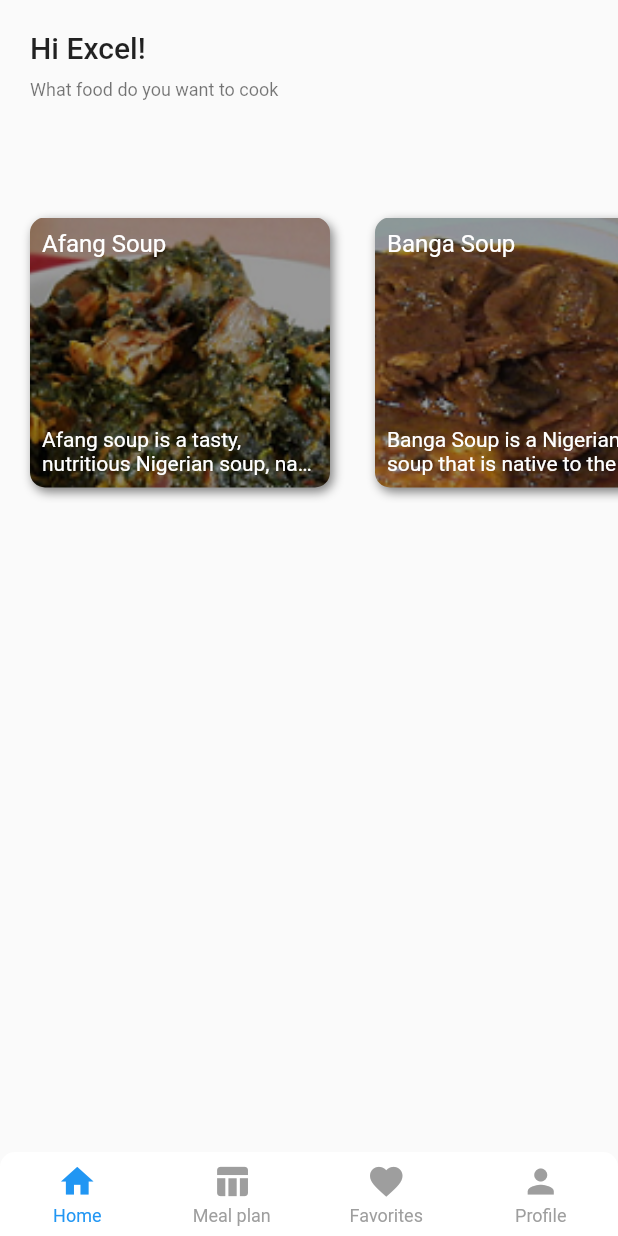
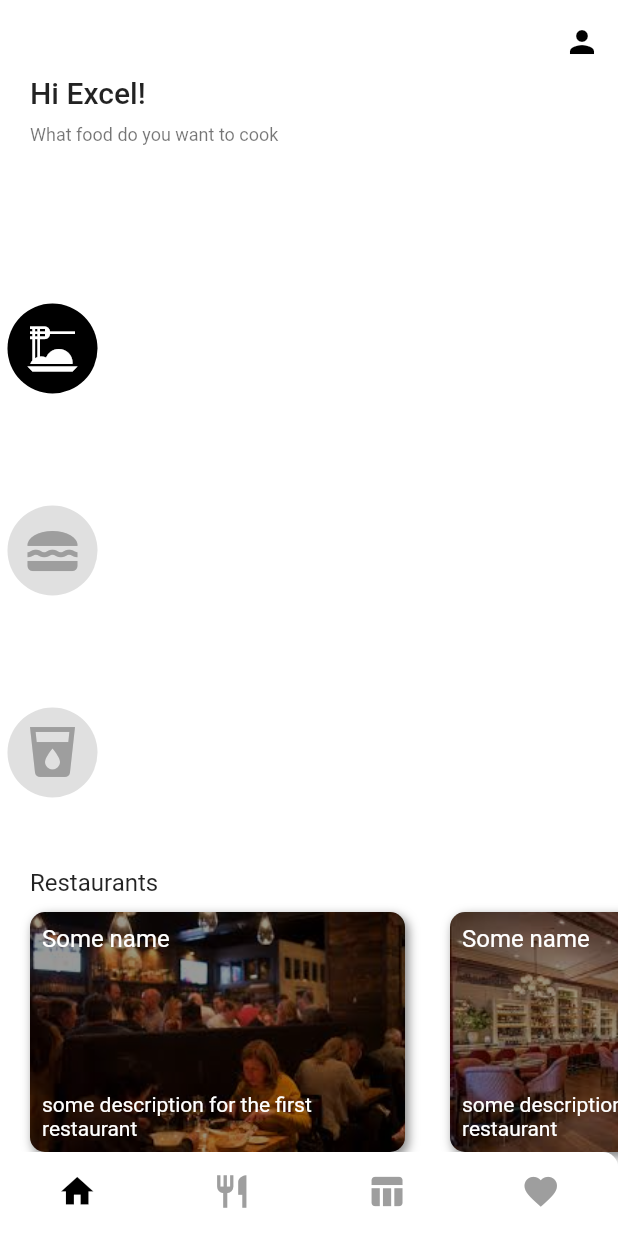
Before and after one commit to AnthonyAniobi/Nigerian_Cuisine, a Flutter app: the MainScreen screen opened directly, on a phone screen of 412 x 824 dp. Run offline on Flutter 3.47's test engine with Material 2 defaults, Android fonts, the phone set to English and light mode, and no system bars; drawn by our look-alikes of persistent_bottom_nav_bar.

Commit message:
ui design
- built intro screen
- build homepage with food menus

```diff
--- a/lib/main.dart
+++ b/lib/main.dart
@@ -1,5 +1,5 @@
 import 'package:flutter/material.dart';
-import 'package:nigerian_cuisine/screens/main_screen/main_screen.dart';
+import 'package:nigerian_cuisine/screens/intro_screen/intro_screen.dart';
 
 void main() {
   runApp(const MyApp());
@@ -15,7 +15,7 @@ class MyApp extends StatelessWidget {
       theme: ThemeData(
         primarySwatch: Colors.blue,
       ),
-      home: MainScreen(),
+      home: const IntroScreen(),
     );
   }
 }
--- /dev/null
+++ b/lib/models/new_images.dart
@@ -0,0 +1,8 @@
+class NewImages {
+  static List<String> restaurants = [
+    'assets/restaurants/restaurant1.jpeg',
+    'assets/restaurants/restaurant2.jpeg',
+    'assets/restaurants/restaurant3.jpeg',
+    'assets/restaurants/restaurant4.jpeg',
+  ];
+}
--- /dev/null
+++ b/lib/resources/restaurant_list.dart
@@ -0,0 +1,20 @@
+import 'package:nigerian_cuisine/models/new_images.dart';
+
+class Restaurants {
+  final String name;
+  final String imageid;
+  final String description;
+
+  Restaurants(this.name, this.imageid, this.description);
+
+  static List<Restaurants> list = [
+    Restaurants('Some name', NewImages.restaurants[0],
+        'some description for the first restaurant'),
+    Restaurants('Some name', NewImages.restaurants[1],
+        'some description for the first restaurant'),
+    Restaurants('Some name', NewImages.restaurants[2],
+        'some description for the first restaurant'),
+    Restaurants('Some name', NewImages.restaurants[3],
+        'some description for the first restaurant'),
+  ];
+}
--- a/lib/screens/homepage/homepage.dart
+++ b/lib/screens/homepage/homepage.dart
@@ -1,17 +1,19 @@
 import 'package:flutter/material.dart';
-import 'package:nigerian_cuisine/resources/food_list.dart';
+import 'package:nigerian_cuisine/resources/restaurant_list.dart';
+import 'package:nigerian_cuisine/screens/homepage/widgets/foodTypeSelector.dart';
+import 'package:nigerian_cuisine/screens/homepage/widgets/restaurantCard.dart';
 
 class Homepage extends StatelessWidget {
-  const Homepage({Key? key}) : super(key: key);
+  Homepage({Key? key}) : super(key: key);
+
+  final TextEditingController searchController = TextEditingController();
 
   @override
   Widget build(BuildContext context) {
-    return Scaffold(
-      body: SafeArea(
-        child: Column(
+    return Column(
       crossAxisAlignment: CrossAxisAlignment.start,
       children: [
-            const SizedBox(height: 20),
+        const SizedBox(height: 50),
         Padding(
           padding: const EdgeInsets.symmetric(horizontal: 20),
           child: Text(
@@ -35,74 +37,26 @@ class Homepage extends StatelessWidget {
           ),
         ),
         const SizedBox(height: 10),
+        const FoodTypeSelector(),
+        const SizedBox(height: 10),
+        Padding(
+          padding: const EdgeInsets.symmetric(horizontal: 20),
+          child: Text(
+            'Restaurants',
+            style: Theme.of(context).textTheme.titleMedium,
+          ),
+        ),
         SizedBox(
-              height: 200,
+          height: 180,
           child: ListView.builder(
-                itemCount: FoodList.list.length,
+            itemCount: Restaurants.list.length,
             scrollDirection: Axis.horizontal,
-                itemBuilder: (context, index) => FoodCard(
-                  food: FoodList.list[index],
+            itemBuilder: (context, index) => RestaurantCard(
+              restaurant: Restaurants.list[index],
             ),
           ),
         ),
       ],
-        ),
-      ),
     );
   }
 }
-
-class FoodCard extends StatelessWidget {
-  final FoodList food;
-  const FoodCard({
-    Key? key,
-    required this.food,
-  }) : super(key: key);
-
-  @override
-  Widget build(BuildContext context) {
-    return Container(
-      height: 200,
-      width: 200,
-      margin: const EdgeInsets.fromLTRB(20, 10, 10, 10),
-      decoration: BoxDecoration(
-          borderRadius: BorderRadius.circular(10),
-          boxShadow: [
-            BoxShadow(
-                blurRadius: 5,
-                color: Colors.black.withOpacity(0.5),
-                offset: const Offset(2, 3))
-          ],
-          image: DecorationImage(
-              fit: BoxFit.cover,
-              colorFilter: ColorFilter.mode(
-                  Colors.black.withOpacity(0.4), BlendMode.darken),
-              image: AssetImage(food.imageId))),
-      child: Padding(
-        padding: const EdgeInsets.all(8.0),
-        child: Column(
-          crossAxisAlignment: CrossAxisAlignment.start,
-          children: [
-            Text(
-              food.name,
-              style: Theme.of(context)
-                  .textTheme
-                  .titleMedium!
-                  .copyWith(color: Colors.white),
-            ),
-            const Spacer(),
-            Text(
-              overflow: TextOverflow.ellipsis,
-              maxLines: 2,
-              food.description,
-              style: Theme.of(context)
-                  .textTheme
-                  .bodyMedium!
-                  .copyWith(color: Colors.white),
-            ),
-          ],
-        ),
-      ),
-    );
-  }
-}
--- /dev/null
+++ b/lib/screens/homepage/widgets/foodTypeSelector.dart
@@ -0,0 +1,79 @@
+import 'package:flutter/material.dart';
+
+class FoodTypeSelector extends StatefulWidget {
+  const FoodTypeSelector({
+    Key? key,
+  }) : super(key: key);
+
+  @override
+  State<FoodTypeSelector> createState() => _FoodTypeSelectorState();
+}
+
+class _FoodTypeSelectorState extends State<FoodTypeSelector> {
+  _Types _selectedType = _Types.food;
+
+  @override
+  Widget build(BuildContext context) {
+    return Expanded(
+      child: SizedBox(
+        child: Row(
+          children: [
+            SizedBox(
+              width: 70,
+              child: Column(
+                  mainAxisAlignment: MainAxisAlignment.spaceAround,
+                  children: [
+                    _foodTypeButton(_Types.food, Icons.dinner_dining),
+                    _foodTypeButton(_Types.snack, Icons.lunch_dining),
+                    _foodTypeButton(_Types.drink, Icons.local_drink),
+                  ]),
+            ),
+            // Expanded(child: Container()),
+          ],
+        ),
+      ),
+    );
+  }
+
+  InkWell _foodTypeButton(_Types type, IconData icon) {
+    return InkWell(
+      onTap: () {
+        setState(() {
+          _selectedType = type;
+        });
+      },
+      child: _FoodType(
+        icon: icon,
+        selected: type == _selectedType,
+      ),
+    );
+  }
+}
+
+enum _Types { food, snack, drink }
+
+class _FoodType extends StatelessWidget {
+  final bool selected;
+  final IconData icon;
+
+  const _FoodType({
+    Key? key,
+    required this.selected,
+    required this.icon,
+  }) : super(key: key);
+
+  @override
+  Widget build(BuildContext context) {
+    return Container(
+      padding: const EdgeInsets.all(10),
+      decoration: BoxDecoration(
+          borderRadius: BorderRadius.circular(30),
+          color: selected ? Colors.black : Colors.grey.shade300),
+      child: Icon(
+        icon,
+        size: 40,
+        color: selected ? Colors.white : Colors.grey,
+      ),
+    );
+  }
+}
--- /dev/null
+++ b/lib/screens/homepage/widgets/restaurantCard.dart
@@ -0,0 +1,57 @@
+import 'package:flutter/material.dart';
+import 'package:nigerian_cuisine/resources/restaurant_list.dart';
+
+class RestaurantCard extends StatelessWidget {
+  final Restaurants restaurant;
+  const RestaurantCard({
+    Key? key,
+    required this.restaurant,
+  }) : super(key: key);
+
+  @override
+  Widget build(BuildContext context) {
+    return Container(
+      height: 150,
+      width: 250,
+      margin: const EdgeInsets.fromLTRB(20, 10, 10, 10),
+      decoration: BoxDecoration(
+          borderRadius: BorderRadius.circular(10),
+          boxShadow: [
+            BoxShadow(
+                blurRadius: 5,
+                color: Colors.black.withOpacity(0.5),
+                offset: const Offset(2, 3))
+          ],
+          image: DecorationImage(
+              fit: BoxFit.cover,
+              colorFilter: ColorFilter.mode(
+                  Colors.black.withOpacity(0.4), BlendMode.darken),
+              image: AssetImage(restaurant.imageid))),
+      child: Padding(
+        padding: const EdgeInsets.all(8.0),
+        child: Column(
+          crossAxisAlignment: CrossAxisAlignment.start,
+          children: [
+            Text(
+              restaurant.name,
+              style: Theme.of(context)
+                  .textTheme
+                  .titleMedium!
+                  .copyWith(color: Colors.white),
+            ),
+            const Spacer(),
+            Text(
+              overflow: TextOverflow.ellipsis,
+              maxLines: 2,
+              restaurant.description,
+              style: Theme.of(context)
+                  .textTheme
+                  .bodyMedium!
+                  .copyWith(color: Colors.white),
+            ),
+          ],
+        ),
+      ),
+    );
+  }
+}
--- a/lib/screens/main_screen/main_screen.dart
+++ b/lib/screens/main_screen/main_screen.dart
@@ -2,6 +2,7 @@ import 'package:flutter/material.dart';
 import 'package:nigerian_cuisine/screens/favorites/favorites_page.dart';
 import 'package:nigerian_cuisine/screens/homepage/homepage.dart';
 import 'package:nigerian_cuisine/screens/meal_plan/meal_plan_page.dart';
+import 'package:nigerian_cuisine/screens/restaurants_pages/restaurants_home.dart';
 import 'package:nigerian_cuisine/screens/user_profile/user_profile_page.dart';
 import 'package:persistent_bottom_nav_bar/persistent_tab_view.dart';
 
@@ -14,9 +15,9 @@ class MainScreen extends StatelessWidget {
   List<Widget> _buildScreens() {
     return [
       Homepage(),
+      RestaurantsHome(),
       MealPlanPage(),
       FavoritesPage(),
-      UserProfile(),
     ];
   }
 
@@ -24,26 +25,22 @@ class MainScreen extends StatelessWidget {
     return [
       PersistentBottomNavBarItem(
         icon: Icon(Icons.home),
-        title: ("Home"),
-        activeColorPrimary: Colors.blue,
+        activeColorPrimary: Colors.black,
+        inactiveColorPrimary: Colors.grey,
+      ),
+      PersistentBottomNavBarItem(
+        icon: Icon(Icons.restaurant),
+        activeColorPrimary: Colors.black,
         inactiveColorPrimary: Colors.grey,
       ),
       PersistentBottomNavBarItem(
         icon: Icon(Icons.table_chart),
-        title: ("Meal plan"),
-        activeColorPrimary: Colors.blue,
+        activeColorPrimary: Colors.black,
         inactiveColorPrimary: Colors.grey,
       ),
       PersistentBottomNavBarItem(
         icon: Icon(Icons.favorite),
-        title: ("Favorites"),
-        activeColorPrimary: Colors.blue,
-        inactiveColorPrimary: Colors.grey,
-      ),
-      PersistentBottomNavBarItem(
-        icon: Icon(Icons.person),
-        title: ("Profile"),
-        activeColorPrimary: Colors.blue,
+        activeColorPrimary: Colors.black,
         inactiveColorPrimary: Colors.grey,
       ),
     ];
@@ -51,7 +48,24 @@ class MainScreen extends StatelessWidget {
 
   @override
   Widget build(BuildContext context) {
-    return PersistentTabView(
+    return Scaffold(
+        extendBodyBehindAppBar: true,
+        appBar: AppBar(
+          elevation: 0,
+          backgroundColor: Colors.transparent,
+          actions: [
+            IconButton(
+                onPressed: () {
+                  Navigator.push(context,
+                      MaterialPageRoute(builder: (context) => UserProfile()));
+                },
+                icon: Icon(
+                  color: Colors.black,
+                  Icons.person,
+                ))
+          ],
+        ),
+        body: PersistentTabView(
           context,
           controller: _controller,
           screens: _buildScreens(),
@@ -81,8 +95,8 @@ class MainScreen extends StatelessWidget {
             curve: Curves.ease,
             duration: Duration(milliseconds: 200),
           ),
-      navBarStyle:
-          NavBarStyle.style6, // Choose the nav bar style with this property.
-    );
+          navBarStyle: NavBarStyle
+              .style6, // Choose the nav bar style with this property.
+        ));
   }
 }
```
Also changed, not shown: lib/screens/homepage/widgets/foodCard.dart (added, +57 -0 lines), lib/screens/homepage/widgets/snackCard.dart (added, +58 -0 lines), lib/screens/intro_screen/intro_screen.dart (added, +74 -0 lines), lib/screens/restaurants_pages/restaurants_home.dart (added, +10 -0 lines), pubspec.yaml (+2 -31 lines), assets/app_images/intro_image.jpg (added), assets/restaurants/restaurant1.jpeg (added), assets/restaurants/restaurant2.jpeg (added), assets/restaurants/restaurant3.jpeg (added), assets/restaurants/restaurant4.jpeg (added), 1 other file. Lines whose indentation alone changed are shown as unchanged.
